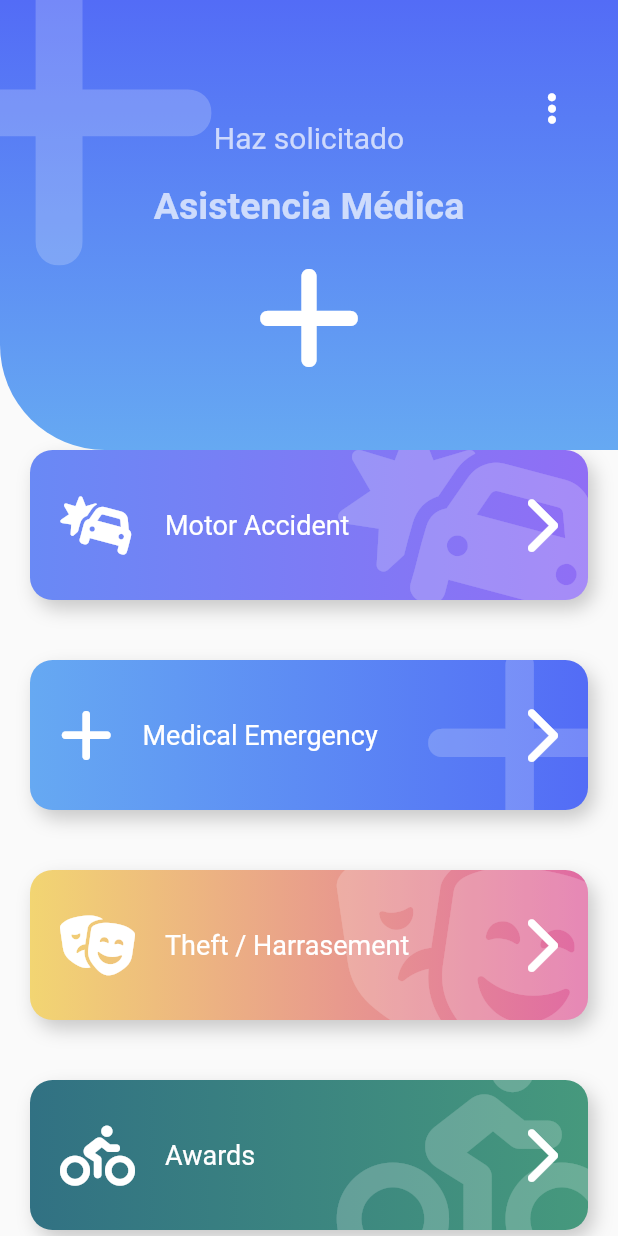
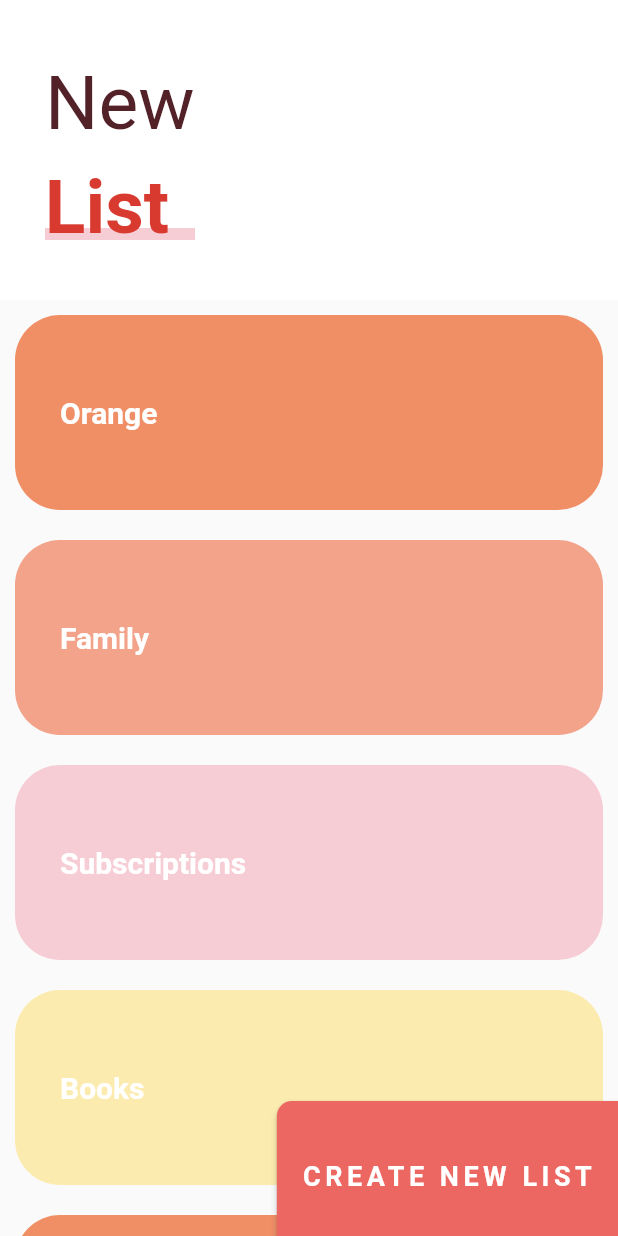
Before and after one commit to RoHeTT17/Flutterdisenos, a Flutter app: the screen it shows after launch, on a phone screen of 412 x 824 dp. Run offline on Flutter 3.47's test engine with Material 2 defaults, Android fonts, the phone set to English and light mode, and no system bars; our stand-ins replace animate_do, flutter_svg, font_awesome_flutter.

Commit message:
SFin Sección 8

```diff
--- a/lib/main.dart
+++ b/lib/main.dart
@@ -1,6 +1,8 @@
 import 'package:flutter/material.dart';
-import 'package:disenos/src/pages/emergency_page.dart';
 
+import 'package:disenos/src/pages/sliver_list_page.dart';
+
+//import 'package:disenos/src/pages/emergency_page.dart';
 //import 'package:disenos/src/pages/pinterest_page.dart';
 // import 'package:disenos/src/pages/slide_page.dart';
 // import 'package:disenos/src/labs/slideshow_page.dart';
@@ -18,7 +20,7 @@ class MyApp extends StatelessWidget {
     return const MaterialApp(
       debugShowCheckedModeBanner: false,
       title: 'Diseños App',
-      home: EmergencyPage(),
+      home: SliverListPage(),
    );
   }
 }
--- /dev/null
+++ b/lib/src/pages/sliver_list_page.dart
@@ -0,0 +1,233 @@
+import 'package:flutter/material.dart';
+
+
+class SliverListPage extends StatelessWidget {
+
+  const SliverListPage({Key? key}) : super(key: key);
+
+  @override
+  Widget build(BuildContext context) {
+    return Scaffold(
+      // body: _ListOpciones()
+      body: Stack(
+        children: [
+          _MainScroll(),
+          Positioned(
+            bottom: -10,
+            right: 0,
+            child: _BotonNewList()
+          ),
+        ],
+      ),
+   );
+  }
+}
+
+
+class _MainScroll extends StatelessWidget {
+
+ //Se se pusieron aquí para ponerlos en el delegate
+   final items = [
+    _ListItem( 'Orange', Color(0xffF08F66) ),
+    _ListItem( 'Family', Color(0xffF2A38A) ),
+    _ListItem( 'Subscriptions', Color(0xffF7CDD5) ),
+    _ListItem( 'Books', Color(0xffFCEBAF) ),
+    _ListItem( 'Orange', Color(0xffF08F66) ),
+    _ListItem( 'Family', Color(0xffF2A38A) ),
+    _ListItem( 'Subscriptions', Color(0xffF7CDD5) ),
+    _ListItem( 'Books', Color(0xffFCEBAF) ),
+  ];
+
+  @override
+  Widget build(BuildContext context) {
+    return CustomScrollView(
+      slivers: [
+
+              // SliverAppBar(
+              //   floating: true, //Aparezque en cuando se hace scroll hacia arriba
+              //   elevation: 0,
+              //   backgroundColor: Colors.red,
+              //   title: Text("Holis"),
+              // ),
+
+              SliverPersistentHeader(
+                floating: true,
+                delegate: _SliverCustomDelegate(
+                  minHeight: 170,
+                  maxHeight: 200,
+                  child: Container( //Se envuelve en un contariner para que no se encime en las opciones
+                    alignment: Alignment.centerLeft,
+                    color: Colors.white,
+                    child: const _Titulo()
+                  )
+                ),
+              ),
+
+              SliverList(
+                delegate: SliverChildListDelegate([
+                  ...items, //Operador express para extraer cada item de la lista
+                  const SizedBox(height: 100,)
+                ]),
+             ),
+
+      ],
+    );
+  }
+}
+
+class _BotonNewList extends StatelessWidget {
+  const _BotonNewList({Key? key}) : super(key: key);
+
+  @override
+  Widget build(BuildContext context) {
+
+      final size = MediaQuery.of(context).size;
+
+      return ButtonTheme(
+        minWidth: size.width * 0.9,
+
+        child: ElevatedButton(
+          onPressed: (){},
+          style: ButtonStyle(
+            backgroundColor: MaterialStateProperty.all<Color>(Color(0xffED6762)),
+            shape: MaterialStateProperty.all( const RoundedRectangleBorder(
+              borderRadius: BorderRadius.only(topLeft: Radius.circular(10))
+            ))
+          ),
+          child: Container(
+            height: 100,
+            child: const Center(
+              child: Text(
+                'CREATE NEW LIST',
+                style: TextStyle(
+                  color: Colors.white,
+                  fontSize: 18,
+                  fontWeight: FontWeight.bold,
+                  letterSpacing: 3
+                ),
+              ),
+            ),
+          ),
+        )
+      );
+  }
+}
+
+class _SliverCustomDelegate extends SliverPersistentHeaderDelegate{
+
+    //Se definen estas propiedad para poder reutilizar la clase.
+    final double minHeight;
+    final double maxHeight;
+    final Widget child;
+
+    _SliverCustomDelegate({required this.minHeight, required this.maxHeight, required this.child}); // El widget que vamos a implementar dentro de esta clase
+
+    //Se crea esa clase para poder definir la propiedad delegate de SliverPersistentHeader
+    @override
+    Widget build(BuildContext context, double shrinkOffset, bool overlapsContent) {
+      //El SizedBox.expand para que tomo todo el espacio, y su child es el widget que recibimos
+      return SizedBox.expand(child: child,);
+    }
+
+    @override
+    // Tamaño máximo que se puede extender
+    double get maxExtent => maxHeight;
+
+    @override
+    double get minExtent => minHeight;
+
+    @override
+    bool shouldRebuild(covariant _SliverCustomDelegate oldDelegate) {
+      //Se debe redibujar. (Se esta recibiendo el _SliverCustomDelegate que es el nombre de la clase).
+      //Esta condición se pone por "default". Fernando indica que siempre es la que pone.
+      return maxHeight != oldDelegate.maxHeight ||
+             minHeight != oldDelegate.minHeight ||
+             child     != oldDelegate.child;
+
+
+  }
+}
+
+class _Titulo extends StatelessWidget {
+  const _Titulo({Key? key}) : super(key: key);
+
+  @override
+  Widget build(BuildContext context) {
+    return Column(
+      children: [
+        const SizedBox(height: 30,),
+        Container(
+          margin: const EdgeInsets.symmetric(horizontal: 30, vertical: 10),
+          child: const Text("New", style: TextStyle(color: Color(0xff532128,), fontSize: 50),),
+        ),
+
+        Stack(
+          children: [
+            const SizedBox( width: 100,) ,
+            Positioned(
+              bottom: 8,
+              child: Container(
+                width: 160,
+                height: 8,
+                color: const Color(0xffF7CDD5),
+              ),
+            ),
+
+            Container(
+              child: const Text('List', style: TextStyle( color: Color(0xffD93A30), fontSize: 50, fontWeight: FontWeight.bold),),
+            ),
+
+          ],
+        )
+      ],
+    );
+  }
+
+}
+
+class _ListOpciones extends StatelessWidget {
+
+   final items = [
+    _ListItem( 'Orange', Color(0xffF08F66) ),
+    _ListItem( 'Family', Color(0xffF2A38A) ),
+    _ListItem( 'Subscriptions', Color(0xffF7CDD5) ),
+    _ListItem( 'Books', Color(0xffFCEBAF) ),
+    _ListItem( 'Orange', Color(0xffF08F66) ),
+    _ListItem( 'Family', Color(0xffF2A38A) ),
+    _ListItem( 'Subscriptions', Color(0xffF7CDD5) ),
+    _ListItem( 'Books', Color(0xffFCEBAF) ),
+  ];
+
+  _ListOpciones({Key? key,}) : super(key: key);
+
+  @override
+  Widget build(BuildContext context) {
+    return ListView.builder(
+      itemCount: items.length,
+      itemBuilder: (BuildContext context, int index) =>  items[index]); //_ListItem(),
+
+  }
+}
+
+class _ListItem extends StatelessWidget {
+
+  final String titulo;
+  final Color  color;
+
+  const _ListItem(this.titulo, this.color);
+
+  @override
+  Widget build(BuildContext context) {
+    return Container(
+       height: 130,
+       padding: EdgeInsets.all(30),
+       margin: const EdgeInsets.all(10),
+       decoration: BoxDecoration(
+         color: color,
+         borderRadius: BorderRadius.circular(30)
+       ),
+       child: Text(titulo, style: TextStyle(color: Colors.white,fontWeight: FontWeight.bold, fontSize: 20),),
+       alignment: Alignment.centerLeft,
+    );
+  }
+}
```
